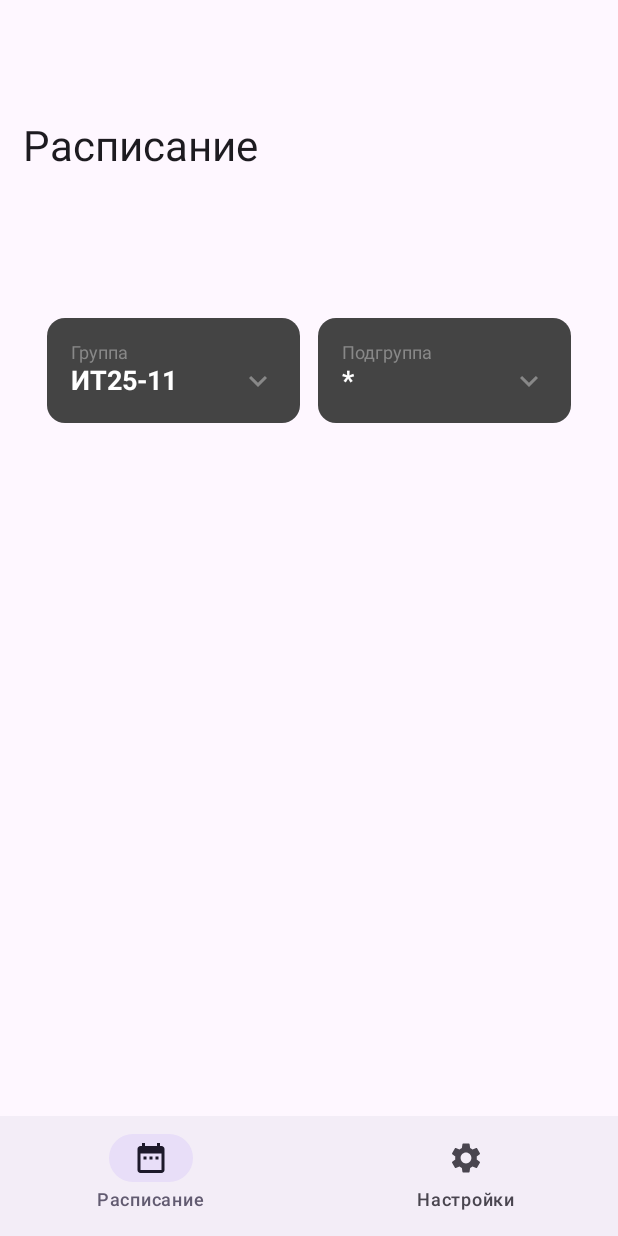
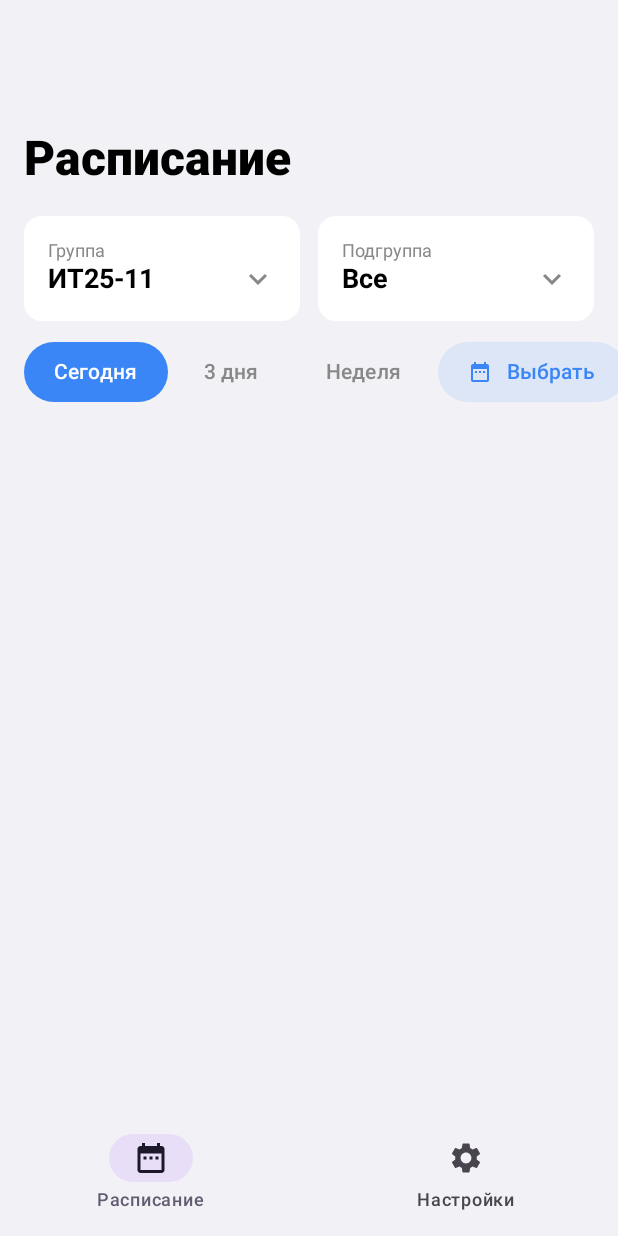
Before and after one commit to airsss993/college-android-app, an Android app built with Jetpack Compose: the screen it shows after launch (MainActivity), on a phone screen of 412 x 824 dp. Run offline under Robolectric (Android 15) with nearby library versions, the phone set to English and light mode, and no system bars.

Commit message:
feat: add time period selection to schedule screen
Introduces a time period selector (Today, 3 days, Week, Custom) to the ScheduleScreen, updates UI for group/subgroup selection, and persists user choices in SharedPreferences. Also refactors imports for conciseness, updates typography in SettingsScreen, and adds updateTimePeriod logic to ScheduleViewModel. Removes unused UserSettingsRepository file.

```diff
--- a/app/src/main/java/ru/dzhaparidze/collegeapp/MainActivity.kt
+++ b/app/src/main/java/ru/dzhaparidze/collegeapp/MainActivity.kt
@@ -4,8 +4,8 @@ import android.os.Bundle
 import androidx.activity.ComponentActivity
 import androidx.activity.compose.setContent
 import androidx.activity.enableEdgeToEdge
-import androidx.compose.runtime.Composable
-import androidx.compose.ui.tooling.preview.Preview
+import androidx.compose.runtime.*
+import androidx.compose.ui.tooling.preview.*
 import ru.dzhaparidze.collegeapp.features.shared.ui.screens.MainScreen
 
 class MainActivity : ComponentActivity() {
--- a/app/src/main/java/ru/dzhaparidze/collegeapp/features/schedule/models/ScheduleEvent.kt
+++ b/app/src/main/java/ru/dzhaparidze/collegeapp/features/schedule/models/ScheduleEvent.kt
@@ -1,7 +1,7 @@
 package ru.dzhaparidze.collegeapp.features.schedule.models
 
 import kotlinx.serialization.SerialName
-import java.util.UUID
+import java.util.*
 
 data class ScheduleEvent(
     val id: String = UUID.randomUUID().toString(),
--- a/app/src/main/java/ru/dzhaparidze/collegeapp/features/schedule/models/ScheduleSubGroup.kt
+++ b/app/src/main/java/ru/dzhaparidze/collegeapp/features/schedule/models/ScheduleSubGroup.kt
@@ -2,7 +2,7 @@ package ru.dzhaparidze.collegeapp.features.schedule.models
 
 import kotlinx.serialization.SerialName
 import kotlinx.serialization.Serializable
-import java.util.UUID
+import java.util.*
 
 @Serializable
 data class ScheduleSubGroup(
--- a/app/src/main/java/ru/dzhaparidze/collegeapp/features/schedule/utils/DateFormatters.kt
+++ b/app/src/main/java/ru/dzhaparidze/collegeapp/features/schedule/utils/DateFormatters.kt
@@ -1,8 +1,7 @@
 package ru.dzhaparidze.collegeapp.features.schedule.utils
 
 import java.text.SimpleDateFormat
-import java.util.Locale
-import java.util.TimeZone
+import java.util.*
 
 object DateFormatters {
     val request: SimpleDateFormat by lazy {
--- a/app/src/main/java/ru/dzhaparidze/collegeapp/features/schedule/utils/DateRange.kt
+++ b/app/src/main/java/ru/dzhaparidze/collegeapp/features/schedule/utils/DateRange.kt
@@ -1,6 +1,6 @@
 package ru.dzhaparidze.collegeapp.features.schedule.utils
 
-import java.util.Date
+import java.util.*
 
 data class DateRange(var start: Date, var end: Date) {
     init {
--- a/app/src/main/java/ru/dzhaparidze/collegeapp/features/schedule/utils/GroupsCatalog.kt
+++ b/app/src/main/java/ru/dzhaparidze/collegeapp/features/schedule/utils/GroupsCatalog.kt
@@ -1,6 +1,6 @@
 package ru.dzhaparidze.collegeapp.features.schedule.utils
 
-import java.util.Calendar
+import java.util.*
 
 object GroupsCatalog {
     val allGroups: List<String> = listOf(
--- a/app/src/main/java/ru/dzhaparidze/collegeapp/features/schedule/views/ScheduleScreen.kt
+++ b/app/src/main/java/ru/dzhaparidze/collegeapp/features/schedule/views/ScheduleScreen.kt
@@ -1,57 +1,64 @@
 package ru.dzhaparidze.collegeapp.features.schedule.views
 
-import androidx.compose.foundation.clickable
-import androidx.compose.foundation.layout.Arrangement
-import androidx.compose.foundation.layout.Box
-import androidx.compose.foundation.layout.Column
-import androidx.compose.foundation.layout.Row
-import androidx.compose.foundation.layout.Spacer
-import androidx.compose.foundation.layout.fillMaxSize
-import androidx.compose.foundation.layout.fillMaxWidth
-import androidx.compose.foundation.layout.padding
-import androidx.compose.foundation.lazy.LazyColumn
-import androidx.compose.foundation.lazy.items
-import androidx.compose.foundation.shape.RoundedCornerShape
-import androidx.compose.material.icons.Icons
-import androidx.compose.material.icons.filled.KeyboardArrowDown
-import androidx.compose.material3.Card
-import androidx.compose.material3.CardDefaults
-import androidx.compose.material3.ExperimentalMaterial3Api
-import androidx.compose.material3.Icon
-import androidx.compose.material3.MaterialTheme
-import androidx.compose.material3.ModalBottomSheet
-import androidx.compose.material3.Text
-import androidx.compose.material3.rememberModalBottomSheetState
-import androidx.compose.runtime.Composable
-import androidx.compose.runtime.getValue
-import androidx.compose.runtime.mutableStateOf
-import androidx.compose.runtime.remember
-import androidx.compose.runtime.setValue
+import androidx.compose.foundation.*
+import androidx.compose.foundation.layout.*
+import androidx.compose.foundation.lazy.*
+import androidx.compose.foundation.shape.*
+import androidx.compose.material.icons.*
+import androidx.compose.material.icons.filled.*
+import androidx.compose.material3.*
+import androidx.compose.runtime.*
+import androidx.compose.ui.*
 import androidx.compose.ui.Alignment
 import androidx.compose.ui.Modifier
-import androidx.compose.ui.text.font.FontWeight
-import androidx.compose.ui.unit.dp
-import androidx.compose.ui.unit.sp
+import androidx.compose.ui.platform.*
+import androidx.compose.ui.text.font.*
+import androidx.compose.ui.unit.*
+import androidx.core.content.edit
 import ru.dzhaparidze.collegeapp.features.schedule.utils.GroupSubgroupCompatibility
 import ru.dzhaparidze.collegeapp.features.schedule.utils.GroupsCatalog
+
+enum class TimePeriod(val displayName: String) {
+    TODAY("Сегодня"),
+    THREE_DAYS("3 дня"),
+    WEEK("Неделя")
+}
+
+
 
 @OptIn(ExperimentalMaterial3Api::class)
 @Composable
 fun ScheduleScreen() {
-    Column {
+    val context = LocalContext.current
+    val prefs = remember {
+        context.getSharedPreferences("schedule_settings", android.content.Context.MODE_PRIVATE)
+    }
+
+    var showGroupSheet by remember { mutableStateOf(false) }
+    var showSubgroupSheet by remember { mutableStateOf(false) }
+    var selectedGroup by remember { mutableStateOf("") }
+    var selectedSubgroup by remember { mutableStateOf("") }
+    var selectedTimePeriod by remember { mutableStateOf(TimePeriod.TODAY) }
+    var showDatePicker by remember { mutableStateOf(false) }
+
+    LaunchedEffect(Unit) {
+        selectedGroup = prefs.getString("selected_group", "ИТ25-11") ?: "ИТ25-11"
+        selectedSubgroup = prefs.getString("selected_subgroup", "*") ?: "*"
+    }
+
+    Column(
+        modifier = Modifier.fillMaxWidth(),
+    ) {
         Text(
             text = "Расписание",
-            style = MaterialTheme.typography.headlineMedium,
-            modifier = Modifier.padding(vertical = 80.dp)
+            style = MaterialTheme.typography.headlineLarge,
+            fontWeight = FontWeight.ExtraBold,
+            modifier = Modifier.padding(top = 86.dp, bottom = 8.dp, start = 16.dp)
         )
 
-        var showGroupSheet by remember { mutableStateOf(false) }
-        var showSubgroupSheet by remember { mutableStateOf(false) }
-        var selectedGroup by remember { mutableStateOf("ИТ25-11") }
-        var selectedSubgroup by remember { mutableStateOf("*") }
-
+        // ВЫПАДАЮЩИЕ СПИСКИ С ГРУППАМИ
         Row(
-            modifier = Modifier.padding(16.dp),
+            modifier = Modifier.padding(horizontal = 16.dp, vertical = 10.dp),
             horizontalArrangement = Arrangement.spacedBy(12.dp)
         ) {
             Card(
@@ -59,7 +66,7 @@ fun ScheduleScreen() {
                     .weight(1f)
                     .clickable { showGroupSheet = true },
                 colors = CardDefaults.cardColors(
-                    containerColor = androidx.compose.ui.graphics.Color.DarkGray
+                    containerColor = androidx.compose.ui.graphics.Color.White
                 ),
                 shape = RoundedCornerShape(12.dp)
             ) {
@@ -78,7 +85,7 @@ fun ScheduleScreen() {
                         Text(
                             text = selectedGroup,
                             fontSize = 18.sp,
-                            color = androidx.compose.ui.graphics.Color.White,
+                            color = androidx.compose.ui.graphics.Color.Black,
                             fontWeight = FontWeight.Bold
                         )
                         Spacer(modifier = Modifier.weight(1f))
@@ -96,7 +103,7 @@ fun ScheduleScreen() {
                     .weight(1f)
                     .clickable { showSubgroupSheet = true },
                 colors = CardDefaults.cardColors(
-                    containerColor = androidx.compose.ui.graphics.Color.DarkGray
+                    containerColor = androidx.compose.ui.graphics.Color(0xFFFFFFFF)
                 ),
                 shape = RoundedCornerShape(12.dp)
             ) {
@@ -113,9 +120,9 @@ fun ScheduleScreen() {
                         verticalAlignment = Alignment.CenterVertically
                     ) {
                         Text(
-                            text = selectedSubgroup,
+                            text = if (selectedSubgroup == "*") "Все" else selectedSubgroup,
                             fontSize = 18.sp,
-                            color = androidx.compose.ui.graphics.Color.White,
+                            color = androidx.compose.ui.graphics.Color.Black,
                             fontWeight = FontWeight.Bold
                         )
                         Spacer(modifier = Modifier.weight(1f))
@@ -129,9 +136,111 @@ fun ScheduleScreen() {
             }
         }
 
+        // КНОПКИ ВЫБОРА ДАТЫ
+        LazyRow(
+            modifier = Modifier.fillMaxWidth(),
+            horizontalArrangement = Arrangement.spacedBy(4.dp),
+            contentPadding = PaddingValues(start = 16.dp)
+        ) {
+            item {
+                Button(
+                    onClick = { selectedTimePeriod = TimePeriod.TODAY },
+                    colors = ButtonDefaults.buttonColors(
+                        containerColor = if (selectedTimePeriod == TimePeriod.TODAY)
+                            androidx.compose.ui.graphics.Color(0xFF3B86F6)
+                        else
+                            androidx.compose.ui.graphics.Color.Transparent,
+                        contentColor = if (selectedTimePeriod == TimePeriod.TODAY)
+                            androidx.compose.ui.graphics.Color.White
+                        else
+                            androidx.compose.ui.graphics.Color.Gray
+                    ),
+                    elevation = ButtonDefaults.buttonElevation(0.dp, 0.dp, 0.dp, 0.dp, 0.dp),
+                    contentPadding = PaddingValues(horizontal = 20.dp)
+                ) {
+                    Text(
+                        text = "Сегодня",
+                        fontSize = 14.sp
+                    )
+                }
+            }
+
+            item {
+                Button(
+                    onClick = { selectedTimePeriod = TimePeriod.THREE_DAYS },
+                    colors = ButtonDefaults.buttonColors(
+                        containerColor = if (selectedTimePeriod == TimePeriod.THREE_DAYS)
+                            androidx.compose.ui.graphics.Color(0xFF3B86F6)
+                        else
+                            androidx.compose.ui.graphics.Color.Transparent,
+                        contentColor = if (selectedTimePeriod == TimePeriod.THREE_DAYS)
+                            androidx.compose.ui.graphics.Color.White
+                        else
+                            androidx.compose.ui.graphics.Color.Gray
+                    ),
+                    elevation = ButtonDefaults.buttonElevation(0.dp, 0.dp, 0.dp, 0.dp, 0.dp),
+                    contentPadding = PaddingValues(horizontal = 20.dp)
+                ) {
+                    Text(
+                        text = "3 дня",
+                        fontSize = 14.sp
+                    )
+                }
+            }
+
+            item {
+                Button(
+                    onClick = { selectedTimePeriod = TimePeriod.WEEK },
+                    colors = ButtonDefaults.buttonColors(
+                        containerColor = if (selectedTimePeriod == TimePeriod.WEEK)
+                            androidx.compose.ui.graphics.Color(0xFF3B86F6)
+                        else
+                            androidx.compose.ui.graphics.Color.Transparent,
+                        contentColor = if (selectedTimePeriod == TimePeriod.WEEK)
+                            androidx.compose.ui.graphics.Color.White
+                        else
+                            androidx.compose.ui.graphics.Color.Gray
+                    ),
+                    elevation = ButtonDefaults.buttonElevation(0.dp, 0.dp, 0.dp, 0.dp, 0.dp),
+                    contentPadding = PaddingValues(horizontal = 20.dp)
+                ) {
+                    Text(
+                        text = "Неделя",
+                        fontSize = 14.sp
+                    )
+                }
+            }
+
+            item {
+                Button(
+                    onClick = { showDatePicker = true },
+                    colors = ButtonDefaults.buttonColors(
+                        containerColor = androidx.compose.ui.graphics.Color(0xFFDCE6F7),
+                        contentColor = androidx.compose.ui.graphics.Color(0xFF3B86F6)
+                    ),
+                    elevation = ButtonDefaults.buttonElevation(0.dp, 0.dp, 0.dp, 0.dp, 0.dp),
+                    contentPadding = PaddingValues(horizontal = 20.dp)
+                ) {
+                    Row(
+                        horizontalArrangement = Arrangement.spacedBy(10.dp),
+                        verticalAlignment = Alignment.CenterVertically
+                    ) {
+                        Icon(
+                            Icons.Default.DateRange,
+                            contentDescription = null,
+                            modifier = Modifier.size(16.dp)
+                        )
+                        Text(
+                            text = "Выбрать",
+                            fontSize = 14.sp
+                        )
+                    }
+                }
+            }
+        }
+
         Box(
-            modifier = Modifier.fillMaxSize(),
-            contentAlignment = Alignment.Center
+            modifier = Modifier.fillMaxSize(), contentAlignment = Alignment.Center
         ) {
 
         }
@@ -160,11 +269,17 @@ fun ScheduleScreen() {
                                     .padding(vertical = 4.dp)
                                     .clickable {
                                         selectedGroup = group
-                                        selectedSubgroup = GroupSubgroupCompatibility.validatedSubgroup(selectedSubgroup, group)
+                                        selectedSubgroup =
+                                            GroupSubgroupCompatibility.validatedSubgroup(
+                                                selectedSubgroup, group
+                                            )
+                                        prefs.edit {
+                                            putString("selected_group", group)
+                                            putString("selected_subgroup", selectedSubgroup)
+                                        }
                                         showGroupSheet = false
-                                    },
-                                colors = CardDefaults.cardColors(
-                                    containerColor = androidx.compose.ui.graphics.Color.LightGray
+                                    }, colors = CardDefaults.cardColors(
+                                    containerColor = androidx.compose.ui.graphics.Color(0xFFFFFFFF)
                                 )
                             ) {
                                 Text(
@@ -203,14 +318,14 @@ fun ScheduleScreen() {
                                     .padding(vertical = 4.dp)
                                     .clickable {
                                         selectedSubgroup = subgroup
+                                        prefs.edit { putString("selected_subgroup", subgroup) }
                                         showSubgroupSheet = false
-                                    },
-                                colors = CardDefaults.cardColors(
-                                    containerColor = androidx.compose.ui.graphics.Color.LightGray
+                                    }, colors = CardDefaults.cardColors(
+                                    containerColor = androidx.compose.ui.graphics.Color(0xFFFFFFFF)
                                 )
                             ) {
                                 Text(
-                                    text = subgroup,
+                                    text = if (subgroup == "*") "Все" else subgroup,
                                     modifier = Modifier.padding(16.dp),
                                     style = MaterialTheme.typography.bodyLarge
                                 )
--- a/app/src/main/java/ru/dzhaparidze/collegeapp/features/shared/ui/screens/MainScreen.kt
+++ b/app/src/main/java/ru/dzhaparidze/collegeapp/features/shared/ui/screens/MainScreen.kt
@@ -1,22 +1,12 @@
 package ru.dzhaparidze.collegeapp.features.shared.ui.screens
 
-import androidx.compose.foundation.layout.Box
-import androidx.compose.foundation.layout.fillMaxSize
-import androidx.compose.foundation.layout.padding
-import androidx.compose.material.icons.Icons
-import androidx.compose.material.icons.filled.DateRange
-import androidx.compose.material.icons.filled.Settings
-import androidx.compose.material3.Icon
-import androidx.compose.material3.NavigationBar
-import androidx.compose.material3.NavigationBarItem
-import androidx.compose.material3.Scaffold
-import androidx.compose.material3.Text
-import androidx.compose.runtime.Composable
-import androidx.compose.runtime.mutableStateOf
-import androidx.compose.runtime.remember
-import androidx.compose.ui.Alignment
-import androidx.compose.ui.Modifier
-import androidx.compose.ui.unit.dp
+import androidx.compose.foundation.layout.*
+import androidx.compose.material.icons.*
+import androidx.compose.material.icons.filled.*
+import androidx.compose.material3.*
+import androidx.compose.runtime.*
+import androidx.compose.ui.*
+import androidx.compose.ui.unit.*
 import ru.dzhaparidze.collegeapp.features.schedule.views.ScheduleScreen
 import ru.dzhaparidze.collegeapp.features.settings.views.SettingsScreen
 
@@ -25,11 +15,15 @@ enum class Screen { SETTINGS, SCHEDULE }
 @Composable
 fun MainScreen() {
     val currentScreen = remember { mutableStateOf(Screen.SCHEDULE) }
+    val whiteThemeColor = 0xFFF2F2F6
 
     Scaffold(
         modifier = Modifier.fillMaxSize(),
+        containerColor = androidx.compose.ui.graphics.Color(whiteThemeColor),
         bottomBar = {
-            NavigationBar {
+            NavigationBar(
+                containerColor = androidx.compose.ui.graphics.Color(whiteThemeColor)
+            ) {
                 // РАСПИСАНИЕ
                 NavigationBarItem(
                     onClick = { currentScreen.value = Screen.SCHEDULE },
@@ -61,8 +55,7 @@ fun MainScreen() {
         Box(
             modifier = Modifier
                 .fillMaxSize()
-                .padding(paddings)
-                .padding(horizontal = 15.dp),
+                .padding(paddings),
             contentAlignment = Alignment.Center
 
         ) {
```
Also changed, not shown: app/src/main/java/ru/dzhaparidze/collegeapp/core/networking/HttpClient.kt (+6 -5 lines), app/src/main/java/ru/dzhaparidze/collegeapp/features/schedule/viewmodels/ScheduleViewModel.kt (+24 -8 lines), app/src/main/java/ru/dzhaparidze/collegeapp/features/settings/views/SettingsScreen.kt (+15 -12 lines), app/src/main/java/ru/dzhaparidze/collegeapp/features/settings/data/UserSettingsRepository.kt (deleted).
